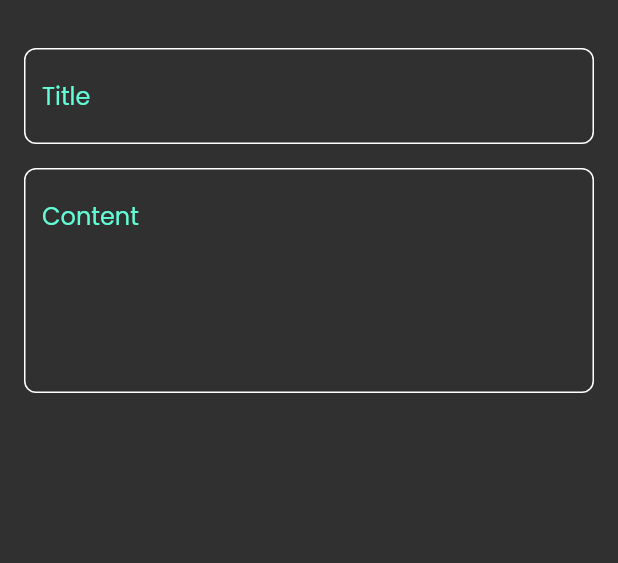
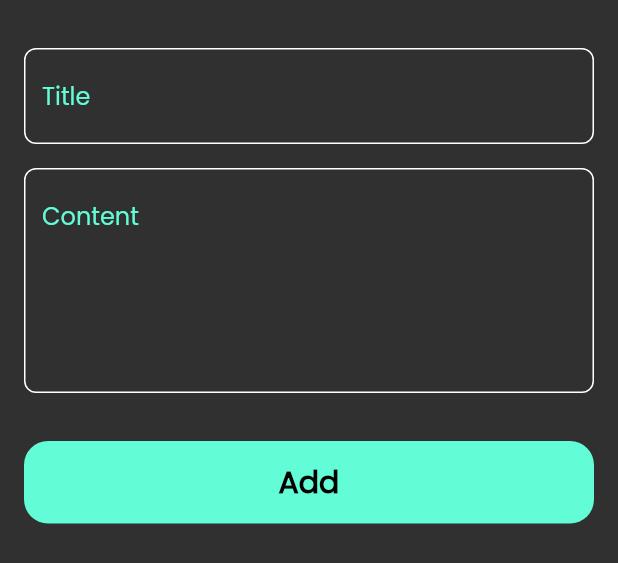
Before and after one commit to radwa-eng/notes_app, a Flutter app: the AddNoteButtomSheet widget shown alone on an empty page, opened directly, on a phone screen of 412 x 824 dp. Shown: the top 563 px of the screen. Run offline on Flutter 3.47's test engine with Material 2 defaults, Android fonts, the phone set to English and light mode, and no system bars; our stand-ins replace font_awesome_flutter.

Commit message:
finsh buttom sheet

```diff
--- a/lib/views/add_note_buttom_sheet.dart
+++ b/lib/views/add_note_buttom_sheet.dart
@@ -1,4 +1,5 @@
 import 'package:flutter/material.dart';
+import 'package:noteapp/views/custome_buttom_sheet.dart';
 import 'package:noteapp/views/custome_text_feild.dart';
 
 class AddNoteButtomSheet extends StatelessWidget {
@@ -6,9 +7,10 @@ class AddNoteButtomSheet extends StatelessWidget {
 
   @override
   Widget build(BuildContext context) {
-    return Padding(
-      padding: const EdgeInsets.symmetric(horizontal: 16.0),
-      child: Column(children: const [
+    return const Padding(
+      padding: EdgeInsets.symmetric(horizontal: 16.0),
+      child: SingleChildScrollView(
+        child: Column(children: [
           SizedBox(
             height: 32,
           ),
@@ -21,8 +23,16 @@ class AddNoteButtomSheet extends StatelessWidget {
           CustomeTextField(
             hint: 'Content',
             maxline: 5,
+          ),
+          SizedBox(
+            height: 32,
+          ),
+          CustomeButtomSheet(),
+          SizedBox(
+            height: 16,
           )
         ]),
+      ),
     );
   }
 }
--- /dev/null
+++ b/lib/views/custome_buttom_sheet.dart
@@ -0,0 +1,24 @@
+import 'package:flutter/material.dart';
+import 'package:noteapp/constants.dart';
+
+class CustomeButtomSheet extends StatelessWidget {
+  const CustomeButtomSheet({super.key});
+
+  @override
+  Widget build(BuildContext context) {
+    return Container(
+      width: MediaQuery.of(context).size.width,
+      height: 55,
+      decoration: BoxDecoration(
+        color: kprimarycolor,
+        borderRadius: BorderRadius.circular(16),
+      ),
+      child: const Center(
+          child: Text(
+        'Add',
+        style: TextStyle(
+            color: Colors.black, fontSize: 20, fontWeight: FontWeight.bold),
+      )),
+    );
+  }
+}
```
Lines whose indentation alone changed are shown as unchanged.
